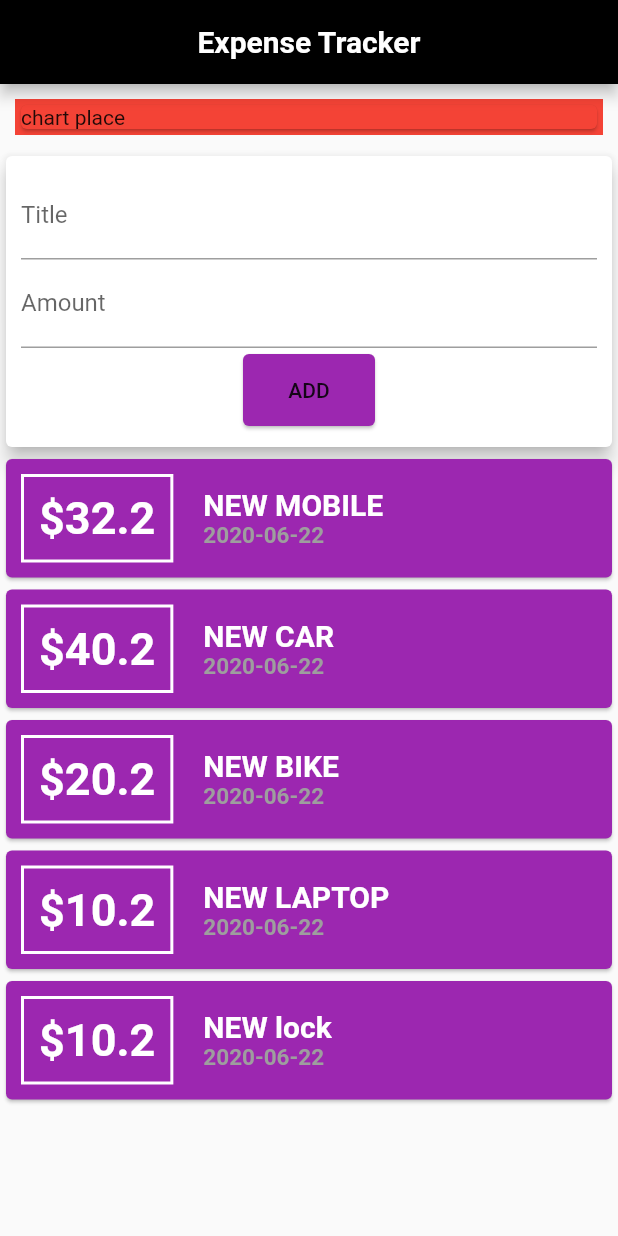
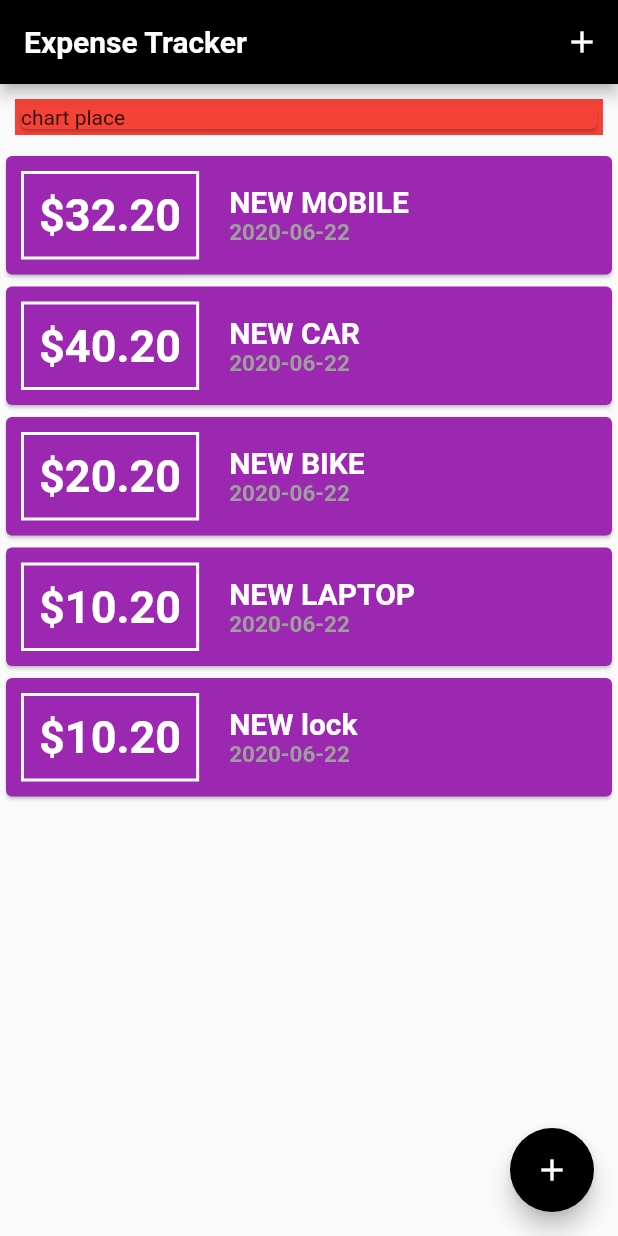
Before and after one commit to dihsarjr/ExpenseTracker, a Flutter app: the screen it shows after launch, on a phone screen of 412 x 824 dp. Run offline on Flutter 3.47's test engine with Material 2 defaults, Android fonts, the phone set to English and light mode, and no system bars.

```diff
--- a/lib/main.dart
+++ b/lib/main.dart
@@ -1,6 +1,9 @@
-import 'package:expensetracker/widgets/user_transactions.dart';
+import 'package:expensetracker/widgets/new_transactions.dart';
+import 'package:expensetracker/widgets/transaction_list.dart';
 import 'package:flutter/cupertino.dart';
 import 'package:flutter/material.dart';
+
+import 'model/transaction.dart';
 
 void main() {
   runApp(MyApp());
@@ -15,20 +18,89 @@ class MyApp extends StatelessWidget {
   }
 }
 
-class HomePage extends StatelessWidget {
+class HomePage extends StatefulWidget {
+  @override
+  _HomePageState createState() => _HomePageState();
+}
+
+class _HomePageState extends State<HomePage> {
+  final List<Transaction> transaction = [
+    Transaction(
+      id: 't1',
+      amount: 32.20,
+      title: 'NEW MOBILE',
+      date: DateTime.now(),
+    ),
+    Transaction(
+      id: 't2',
+      amount: 40.20,
+      title: 'NEW CAR',
+      date: DateTime.now(),
+    ),
+    Transaction(
+      id: 't3',
+      amount: 20.20,
+      title: 'NEW BIKE',
+      date: DateTime.now(),
+    ),
+    Transaction(
+      id: 't4',
+      amount: 10.20,
+      title: 'NEW LAPTOP',
+      date: DateTime.now(),
+    ),
+    Transaction(
+      id: 't5',
+      amount: 10.20,
+      title: 'NEW lock',
+      date: DateTime.now(),
+    ),
+  ];
+  void _newAdNewTransaction(String txTitle, double txAmount) {
+    final _newTx = Transaction(
+      id: DateTime.now().toString(),
+      amount: txAmount,
+      title: txTitle,
+      date: DateTime.now(),
+    );
+    setState(() {
+      transaction.add(_newTx);
+    });
+  }
+
+  void startNewTX(BuildContext ctx) {
+    showModalBottomSheet(
+        context: ctx,
+        builder: (_) {
+          return GestureDetector(
+            onTap: () {},
+            child: NewTransactions(_newAdNewTransaction),
+            behavior: HitTestBehavior.opaque,
+          );
+        });
+  }
+
   @override
   Widget build(BuildContext context) {
     return Scaffold(
       appBar: AppBar(
         backgroundColor: Colors.black,
-        title: Center(
-          child: Text(
+        title: Text(
           'Expense Tracker',
           style: TextStyle(fontWeight: FontWeight.bold),
         ),
+        actions: <Widget>[
+          IconButton(
+            icon: Icon(
+              Icons.add,
+              color: Colors.white,
             ),
+            onPressed: () => startNewTX(context),
           ),
-      body: Column(
+        ],
+      ),
+      body: SingleChildScrollView(
+        child: Column(
           children: <Widget>[
             Container(
               margin: EdgeInsets.all(10),
@@ -39,8 +111,14 @@ class HomePage extends StatelessWidget {
                 child: Text('chart place'),
               ),
             ),
-          UserTransactions(),
+            TransactionList(transaction),
           ],
+        ),
+      ),
+      floatingActionButton: FloatingActionButton(
+        backgroundColor: Colors.black,
+        child: Icon(Icons.add),
+        onPressed: () => startNewTX(context),
       ),
     );
   }
--- a/lib/widgets/transaction_list.dart
+++ b/lib/widgets/transaction_list.dart
@@ -24,7 +24,7 @@ class TransactionList extends StatelessWidget {
                     border: Border.all(color: Colors.white, width: 2),
                   ),
                   child: Text(
-                    '\$${transactions[index].amount}',
+                    '\$${transactions[index].amount.toStringAsFixed(2)}',
                     style: TextStyle(
                         fontWeight: FontWeight.bold,
                         fontSize: 30,
--- a/lib/widgets/user_transactions.dart
+++ /dev/null
@@ -1,66 +0,0 @@
-import 'package:expensetracker/model/transaction.dart';
-import 'package:expensetracker/widgets/transaction_list.dart';
-import 'package:flutter/material.dart';
-
-import 'new_transactions.dart';
-
-class UserTransactions extends StatefulWidget {
-  @override
-  _UserTransactionsState createState() => _UserTransactionsState();
-}
-
-class _UserTransactionsState extends State<UserTransactions> {
-  final List<Transaction> transaction = [
-    Transaction(
-      id: 't1',
-      amount: 32.20,
-      title: 'NEW MOBILE',
-      date: DateTime.now(),
-    ),
-    Transaction(
-      id: 't2',
-      amount: 40.20,
-      title: 'NEW CAR',
-      date: DateTime.now(),
-    ),
-    Transaction(
-      id: 't3',
-      amount: 20.20,
-      title: 'NEW BIKE',
-      date: DateTime.now(),
-    ),
-    Transaction(
-      id: 't4',
-      amount: 10.20,
-      title: 'NEW LAPTOP',
-      date: DateTime.now(),
-    ),
-    Transaction(
-      id: 't5',
-      amount: 10.20,
-      title: 'NEW lock',
-      date: DateTime.now(),
-    ),
-  ];
-  void _newAdNewTransaction(String txTitle, double txAmount) {
-    final _newTx = Transaction(
-      id: DateTime.now().toString(),
-      amount: txAmount,
-      title: txTitle,
-      date: DateTime.now(),
-    );
-    setState(() {
-      transaction.add(_newTx);
-    });
-  }
-
-  @override
-  Widget build(BuildContext context) {
-    return Column(
-      children: <Widget>[
-        NewTransactions(_newAdNewTransaction),
-        TransactionList(transaction),
-      ],
-    );
-  }
-}
```
Also changed, not shown: lib/widgets/new_transactions.dart (+20 -6 lines). Lines whose indentation alone changed are shown as unchanged.
